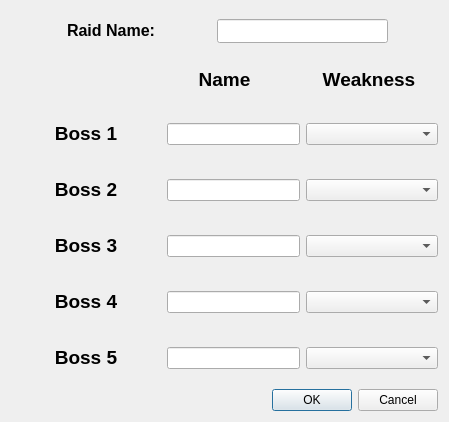
This is Client/GUI/UI_Files/Add_raid_dialog_v2.ui in NotMGR/Lib as Qt 5 draws it before an edit. The edited form follows.
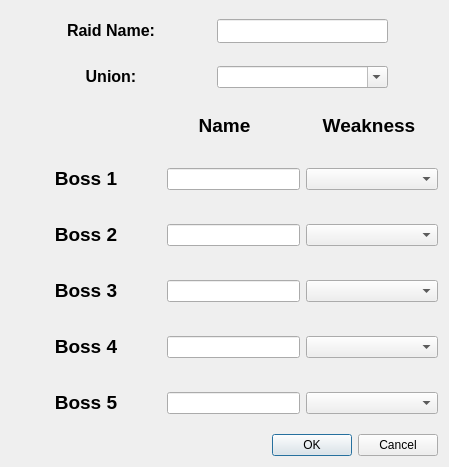
This is the edited form.

Commit message: Added all union dependencies on users, raids and mocks.

```diff
--- a/Client/GUI/UI_Files/Add_raid_dialog_v2.ui
+++ b/Client/GUI/UI_Files/Add_raid_dialog_v2.ui
@@ -7,7 +7,7 @@
     <x>0</x>
     <y>0</y>
     <width>449</width>
-    <height>422</height>
+    <height>467</height>
    </rect>
   </property>
   <property name="sizePolicy">
@@ -25,12 +25,14 @@
   <property name="maximumSize">
    <size>
     <width>449</width>
-    <height>422</height>
+    <height>500</height>
    </size>
   </property>
   <property name="windowTitle">
    <string>Dialog</string>
   </property>
+  <layout class="QGridLayout" name="gridLayout">
+   <item row="0" column="0">
   <layout class="QVBoxLayout" name="verticalLayout_2">
    <item>
     <layout class="QHBoxLayout" name="horizontalLayout_2">
@@ -83,6 +85,48 @@
      </item>
     </layout>
    </item>
+     <item>
+      <layout class="QHBoxLayout" name="horizontalLayout_9">
+       <item>
+        <widget class="QLabel" name="union_label">
+         <property name="minimumSize">
+          <size>
+           <width>100</width>
+           <height>40</height>
+          </size>
+         </property>
+         <property name="maximumSize">
+          <size>
+           <width>100</width>
+           <height>40</height>
+          </size>
+         </property>
+         <property name="text">
+          <string>&lt;html&gt;&lt;head/&gt;&lt;body&gt;&lt;p align=&quot;center&quot;&gt;&lt;span style=&quot; font-size:12pt; font-weight:700;&quot;&gt;Union:&lt;/span&gt;&lt;/p&gt;&lt;/body&gt;&lt;/html&gt;</string>
+         </property>
+        </widget>
+       </item>
+       <item>
+        <widget class="QComboBox" name="edit_union_cbox">
+         <property name="minimumSize">
+          <size>
+           <width>170</width>
+           <height>0</height>
+          </size>
+         </property>
+         <property name="maximumSize">
+          <size>
+           <width>171</width>
+           <height>16777215</height>
+          </size>
+         </property>
+         <property name="editable">
+          <bool>true</bool>
+         </property>
+        </widget>
+       </item>
+      </layout>
+     </item>
    <item>
     <layout class="QHBoxLayout" name="horizontalLayout_8">
      <item>
@@ -327,6 +371,12 @@
    </item>
    <item>
     <widget class="QDialogButtonBox" name="add_raid_buttonBox">
+       <property name="sizePolicy">
+        <sizepolicy hsizetype="Expanding" vsizetype="Fixed">
+         <horstretch>0</horstretch>
+         <verstretch>0</verstretch>
+        </sizepolicy>
+       </property>
      <property name="layoutDirection">
       <enum>Qt::LayoutDirection::LeftToRight</enum>
      </property>
@@ -340,6 +390,8 @@
       <bool>false</bool>
      </property>
     </widget>
+     </item>
+    </layout>
    </item>
   </layout>
  </widget>
```
Lines whose indentation alone changed are shown as unchanged. The commit also changes 29 other files.
